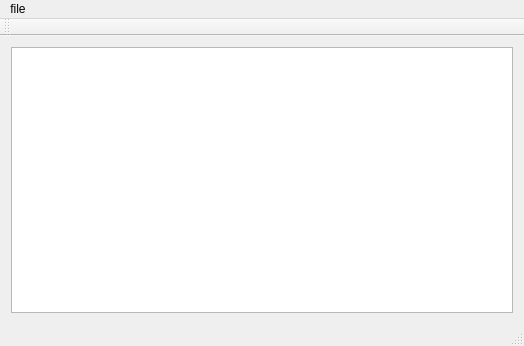
This is src/Image_recognation_System/mainwindow.ui in mecese/Image_recognition-System as Qt 5 draws it before an edit. The edited form follows.
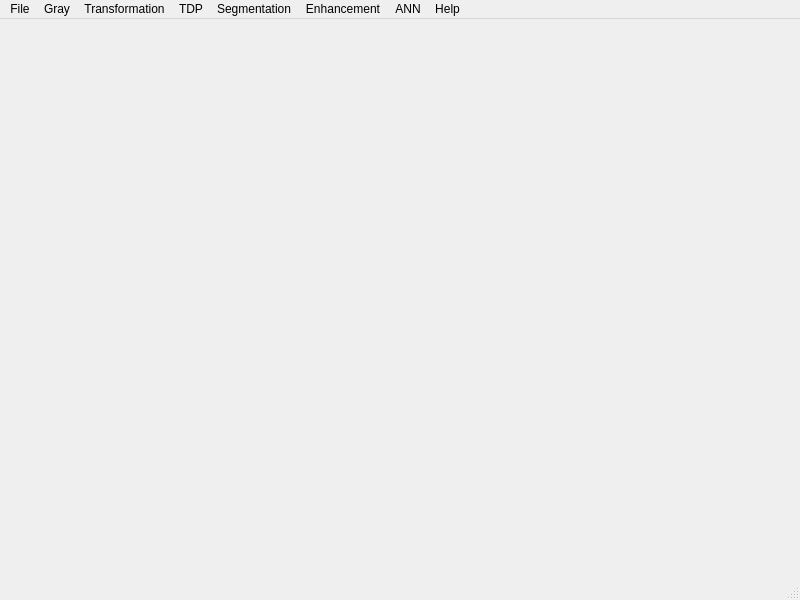
This is the edited form.

Diff of the .ui file:
```diff
--- a/src/Image_recognation_System/mainwindow.ui
+++ b/src/Image_recognation_System/mainwindow.ui
@@ -2,15 +2,12 @@
 <ui version="4.0">
  <class>MainWindow</class>
  <widget class="QMainWindow" name="MainWindow">
-  <property name="enabled">
-   <bool>true</bool>
-  </property>
   <property name="geometry">
    <rect>
     <x>0</x>
     <y>0</y>
-    <width>524</width>
-    <height>346</height>
+    <width>800</width>
+    <height>600</height>
    </rect>
   </property>
   <property name="sizeIncrement">
@@ -22,25 +19,21 @@
   <property name="windowTitle">
    <string>MainWindow</string>
   </property>
-  <widget class="QWidget" name="centralWidget">
-   <layout class="QHBoxLayout" name="horizontalLayout">
-    <item>
-     <widget class="QGraphicsView" name="graphicsView"/>
-    </item>
-   </layout>
+  <widget class="QWidget" name="centralwidget">
+   <layout class="QVBoxLayout" name="verticalLayout"/>
   </widget>
   <widget class="QMenuBar" name="menuBar">
    <property name="geometry">
     <rect>
      <x>0</x>
      <y>0</y>
-     <width>524</width>
+     <width>800</width>
      <height>23</height>
     </rect>
    </property>
-   <widget class="QMenu" name="menufile">
+   <widget class="QMenu" name="menuFile">
     <property name="title">
-     <string>file</string>
+     <string>File</string>
     </property>
     <widget class="QMenu" name="menurecent_file">
      <property name="title">
@@ -59,18 +52,106 @@
     <addaction name="menurecent_file"/>
     <addaction name="actionexit"/>
    </widget>
-   <addaction name="menufile"/>
+   <widget class="QMenu" name="menuGrey">
+    <property name="title">
+     <string>Gray</string>
+    </property>
+    <addaction name="actionGraying"/>
+    <addaction name="actionGray_to_Clolr"/>
+    <addaction name="separator"/>
+    <addaction name="actionNegetive"/>
+    <addaction name="actionBinaryzation"/>
+    <addaction name="separator"/>
+    <addaction name="actionLinear_Stretch"/>
+    <addaction name="actionExponential_Stretch"/>
+    <addaction name="actionLogarithmic_Stretch"/>
+    <addaction name="separator"/>
+    <addaction name="actionPlot_Histogram"/>
+    <addaction name="actionBalance_Histogram"/>
+   </widget>
+   <widget class="QMenu" name="menuTransformation">
+    <property name="title">
+     <string>Transformation</string>
+    </property>
+    <addaction name="actionTranslation"/>
+    <addaction name="actionTranspose"/>
+    <addaction name="separator"/>
+    <addaction name="actionHorizontal_Inversion"/>
+    <addaction name="actionVertical_Inversion"/>
+    <addaction name="separator"/>
+    <addaction name="actionZoom"/>
+    <addaction name="separator"/>
+    <addaction name="actionClockwise_Rotation"/>
+    <addaction name="actionAnticlockwise_Rotation"/>
+   </widget>
+   <widget class="QMenu" name="menuTdp">
+    <property name="title">
+     <string>TDP</string>
+    </property>
+    <addaction name="actionFourier_transform"/>
+    <addaction name="actionWavelet_Transform"/>
+    <addaction name="actionDiscrete_Cosine_Transform"/>
+   </widget>
+   <widget class="QMenu" name="menuDivision">
+    <property name="title">
+     <string>Segmentation</string>
+    </property>
+    <addaction name="actionOtsu_Law_Threshold_Segmentation"/>
+    <addaction name="actionInteractive_Threshold_Segmentation"/>
+    <addaction name="separator"/>
+    <addaction name="actionRobert_Operator"/>
+    <addaction name="actionSobel_Operator"/>
+    <addaction name="actionPrewitt_Operator"/>
+    <addaction name="actionLaplacian_Operator"/>
+    <addaction name="actionGauss_Laplacian_Operator"/>
+    <addaction name="actionKrisch_Operator"/>
+    <addaction name="actionCustom_Edges"/>
+    <addaction name="separator"/>
+    <addaction name="actionRegion_Grow"/>
+    <addaction name="actionContour_Extraction"/>
+    <addaction name="actionBoundary_Tracking"/>
+    <addaction name="separator"/>
+    <addaction name="actionHough_Transformation"/>
+    <addaction name="actionHough_Transformation_Line_Detection"/>
+   </widget>
+   <widget class="QMenu" name="menuEnhancement">
+    <property name="title">
+     <string>Enhancement</string>
+    </property>
+    <addaction name="actionGaussian_Noise"/>
+    <addaction name="actionSalt_and_Pepper_Noise"/>
+    <addaction name="separator"/>
+    <addaction name="actionMean_Smoothing"/>
+    <addaction name="actionMedian_Smoothing"/>
+    <addaction name="actionWeighted_Smoothing"/>
+    <addaction name="actionChoose_Mask_Smoothing"/>
+    <addaction name="separator"/>
+    <addaction name="actionGradient_Sharpening"/>
+    <addaction name="actionLaplacian_Sharpening"/>
+    <addaction name="separator"/>
+    <addaction name="actionImage_Quality_Assessment"/>
+   </widget>
+   <widget class="QMenu" name="menuANN">
+    <property name="title">
+     <string>ANN</string>
+    </property>
+   </widget>
+   <widget class="QMenu" name="menuHelp">
+    <property name="title">
+     <string>Help</string>
+    </property>
+   </widget>
+   <addaction name="menuFile"/>
+   <addaction name="menuGrey"/>
+   <addaction name="menuTransformation"/>
+   <addaction name="menuTdp"/>
+   <addaction name="menuDivision"/>
+   <addaction name="menuEnhancement"/>
+   <addaction name="menuANN"/>
+   <addaction name="menuHelp"/>
   </widget>
-  <widget class="QToolBar" name="mainToolBar">
-   <attribute name="toolBarArea">
-    <enum>TopToolBarArea</enum>
-   </attribute>
-   <attribute name="toolBarBreak">
-    <bool>false</bool>
-   </attribute>
-  </widget>
-  <widget class="QStatusBar" name="statusBar"/>
-  <action name="actionopen">
+  <widget class="QStatusBar" name="statusbar"/>
+  <action name="actionOpen">
    <property name="text">
     <string>open</string>
    </property>
@@ -111,7 +192,6 @@
    </property>
   </action>
  </widget>
- <layoutdefault spacing="6" margin="11"/>
  <resources/>
  <connections/>
 </ui>
```
Left out of the diff: 267 changed lines with no effect on the pictures.
